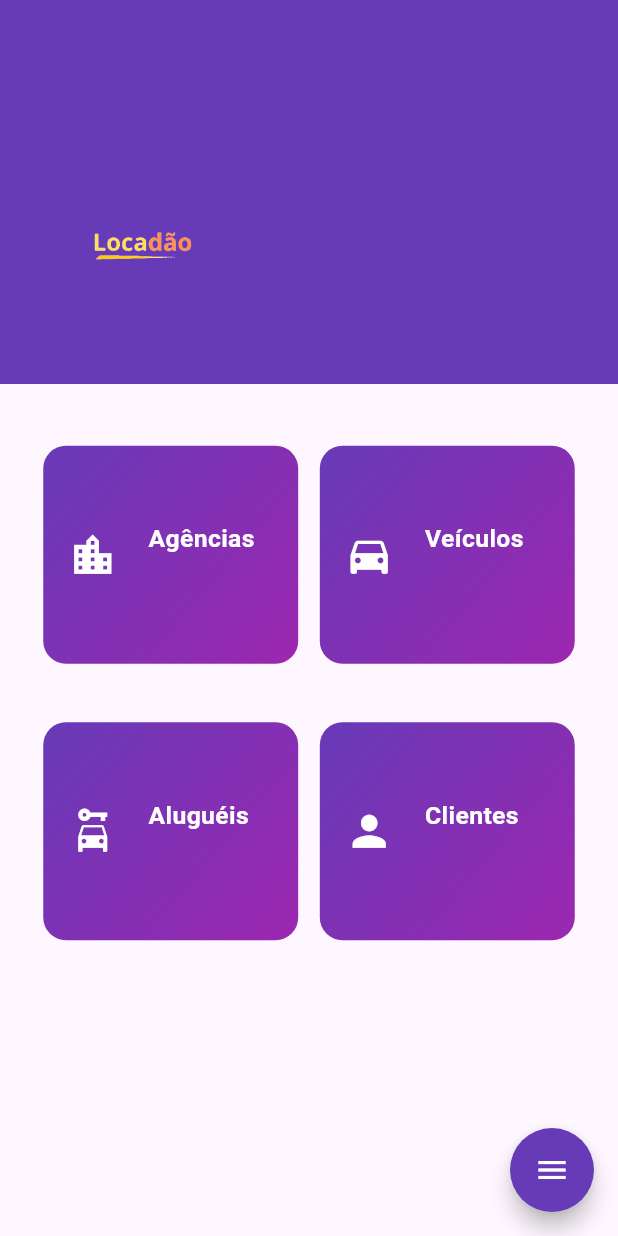
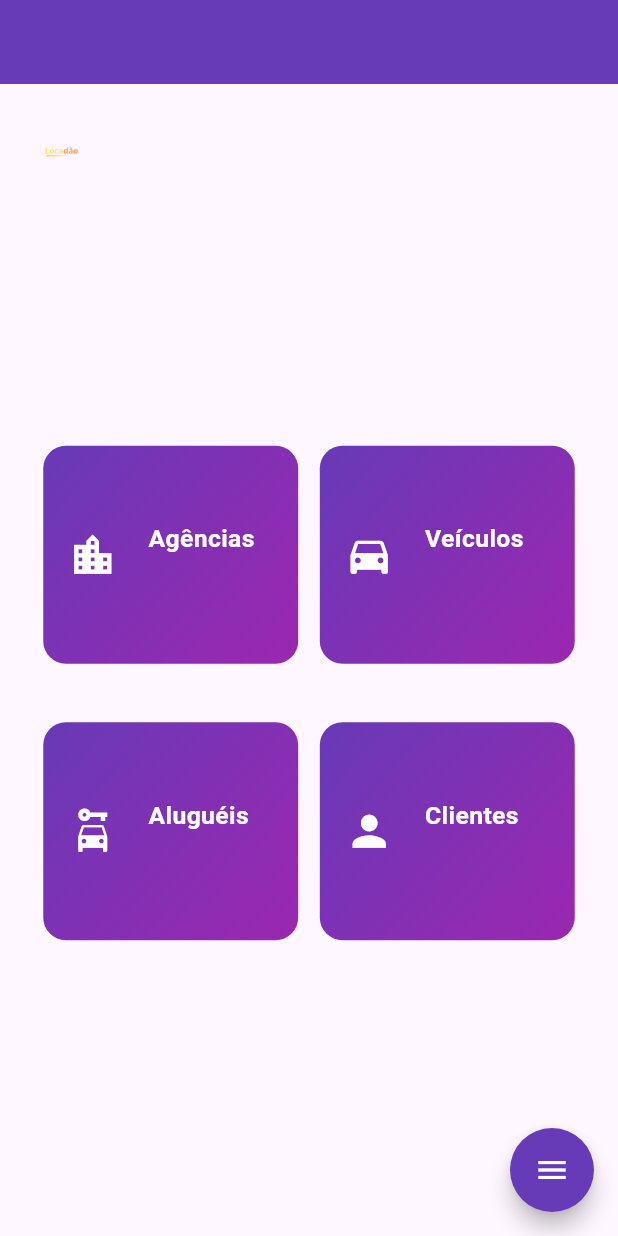
Before and after one commit to jcr04/Locadao.Flutter, a Flutter app: the screen it shows after launch, on a phone screen of 412 x 824 dp. Run offline on Flutter 3.47's test engine with Material 3 defaults, Android fonts, the phone set to English and light mode, and no system bars; drawn by our look-alikes of flutter_speed_dial.

Commit message:
ajuste logo header

```diff
--- a/locadao/lib/views/aluguel_list_view.dart
+++ b/locadao/lib/views/aluguel_list_view.dart
@@ -61,7 +61,7 @@ class _AluguelListViewState extends State<AluguelListView> {
                         ),
                         child: VehicleFeatureCardWidget(
                           icon: Icons.car_rental,
-                          title: 'Aluguel: ${aluguel.veiculo}',
+                          title: 'Aluguel ID: ${aluguel.id}',
                           subtitle: 'Status: ${aluguel.status}',
                           gradientStartColor: Colors.deepPurple,
                           gradientEndColor: Colors.purple,
--- a/locadao/lib/views/home_page.dart
+++ b/locadao/lib/views/home_page.dart
@@ -20,24 +20,22 @@ class HomePage extends StatelessWidget {
       appBar: AppBar(
         backgroundColor: Colors.deepPurple,
       ),
-      body: Stack(
+      body: Column(
         children: [
-          Container(
-            color: Colors.deepPurple, // Cor de fundo
-            height: 200, // Altura da área do cabeçalho
+          SizedBox(
+            height: 200,
+            width: double.infinity,
+            child: Align(
+              alignment: Alignment.topLeft,
+              child: Padding(
+                padding: const EdgeInsets.all(16.0),
+                child: Image.asset(
+                  'lib/assets/locadao.png',
+                  height: 50,
                 ),
-          Positioned(
-            top: 20, // Ajuste a distância do topo conforme necessário
-            left: 20, // Ajuste a distância da esquerda conforme necessário
-            child: Image.asset('lib/assets/locadao.png',
-                height: 150, // Ajuste o tamanho do logo conforme necessário
-                fit: BoxFit.cover,
-                alignment: Alignment.topLeft),
               ),
-          Column(
-            children: [
-              const SizedBox(
-                  height: 200), // Espaço para deixar abaixo do header
+            ),
+          ),
           Expanded(
             child: Padding(
               padding: EdgeInsets.all(screenWidth * 0.07),
@@ -96,8 +94,6 @@ class HomePage extends StatelessWidget {
           ),
         ],
       ),
-        ],
-      ),
       floatingActionButton: SpeedDial(
         icon: Icons.menu,
         activeIcon: Icons.close,
```
Lines whose indentation alone changed are shown as unchanged.
